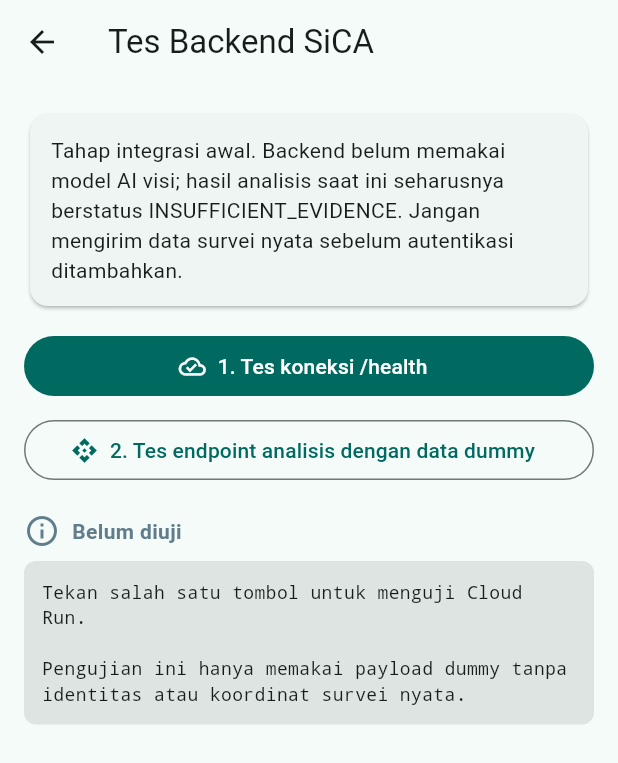
After one commit to anatrammidak-star/hidro-surveyor, a Flutter app: the screen it shows after launch, after a tap on the "cloud" icon, on a phone screen of 412 x 824 dp. The commit adds this screen. Shown: the top 763 px of the screen. Run offline on Flutter 3.47's test engine with Material 3 defaults, Android fonts, the phone set to English and light mode, and no system bars; our stand-ins replace camera, file_picker, geolocator, sqflite, video_player; missing offline and left inert: workmanager; accounts and stored records are empty; network calls fail.

Commit message:
Integrate SiCA backend and update APK workflow

```diff
--- /dev/null
+++ b/lib/screens/backend_test_screen.dart
@@ -0,0 +1,151 @@
+import 'dart:convert';
+
+import 'package:flutter/material.dart';
+
+import '../services/ai_api_service.dart';
+
+class BackendTestScreen extends StatefulWidget {
+  const BackendTestScreen({super.key});
+
+  @override
+  State<BackendTestScreen> createState() => _BackendTestScreenState();
+}
+
+class _BackendTestScreenState extends State<BackendTestScreen> {
+  final AiApiService _api = AiApiService();
+  bool _busy = false;
+  String _status = 'Belum diuji';
+  String _output = 'Tekan salah satu tombol untuk menguji Cloud Run.\n\n'
+      'Pengujian ini hanya memakai payload dummy tanpa identitas atau koordinat survei nyata.';
+  bool? _ok;
+
+  Future<void> _run({required bool testAnalysis}) async {
+    setState(() {
+      _busy = true;
+      _status = 'Menghubungi backend…';
+      _ok = null;
+      _output = '';
+    });
+    try {
+      final result = testAnalysis
+          ? await _api.analyze({
+              'contract_version': '1.0',
+              'survey': {
+                'local_id': 'SICA-APP-CONNECTION-TEST',
+                'survey_mode': 'DISCHARGE_ONLY',
+                'gps': {
+                  'latitude': null,
+                  'longitude': null,
+                  'altitude_m': null,
+                },
+                'field_input': {
+                  'river_width_m': null,
+                  'depth_estimate_m': null,
+                  'surface_velocity_mps': null,
+                  'gross_head_m': null,
+                },
+                'media': [],
+              },
+            })
+          : await _api.checkHealth();
+      if (!mounted) return;
+      setState(() {
+        _busy = false;
+        _ok = true;
+        _status = testAnalysis
+            ? 'Koneksi API dan kontrak analisis berhasil'
+            : 'Backend aktif';
+        _output = const JsonEncoder.withIndent('  ').convert(result);
+      });
+    } catch (e) {
+      if (!mounted) return;
+      setState(() {
+        _busy = false;
+        _ok = false;
+        _status = 'Pengujian gagal';
+        _output = e.toString();
+      });
+    }
+  }
+
+  @override
+  void dispose() {
+    _api.close();
+    super.dispose();
+  }
+
+  @override
+  Widget build(BuildContext context) {
+    final statusColor = _ok == null
+        ? Colors.blueGrey
+        : (_ok! ? Colors.green.shade700 : Colors.red.shade700);
+    return Scaffold(
+      appBar: AppBar(title: const Text('Tes Backend SiCA')),
+      body: ListView(
+        padding: const EdgeInsets.all(16),
+        children: [
+          const Card(
+            child: Padding(
+              padding: EdgeInsets.all(14),
+              child: Text(
+                'Tahap integrasi awal. Backend belum memakai model AI visi; '
+                'hasil analisis saat ini seharusnya berstatus INSUFFICIENT_EVIDENCE. '
+                'Jangan mengirim data survei nyata sebelum autentikasi ditambahkan.',
+              ),
+            ),
+          ),
+          const SizedBox(height: 12),
+          FilledButton.icon(
+            onPressed: _busy ? null : () => _run(testAnalysis: false),
+            icon: const Icon(Icons.cloud_done_outlined),
+            label: const Text('1. Tes koneksi /health'),
+          ),
+          const SizedBox(height: 8),
+          OutlinedButton.icon(
+            onPressed: _busy ? null : () => _run(testAnalysis: true),
+            icon: const Icon(Icons.api),
+            label: const Text('2. Tes endpoint analisis dengan data dummy'),
+          ),
+          if (_busy) ...[
+            const SizedBox(height: 18),
+            const Center(child: CircularProgressIndicator()),
+          ],
+          const SizedBox(height: 18),
+          Row(
+            children: [
+              Icon(
+                _ok == null
+                    ? Icons.info_outline
+                    : (_ok! ? Icons.check_circle_outline : Icons.error_outline),
+                color: statusColor,
+              ),
+              const SizedBox(width: 8),
+              Expanded(
+                child: Text(
+                  _status,
+                  style: TextStyle(
+                    fontWeight: FontWeight.w700,
+                    color: statusColor,
+                  ),
+                ),
+              ),
+            ],
+          ),
+          const SizedBox(height: 8),
+          Container(
+            width: double.infinity,
+            padding: const EdgeInsets.all(12),
+            decoration: BoxDecoration(
+              color: Theme.of(context).colorScheme.surfaceContainerHighest,
+              borderRadius: BorderRadius.circular(8),
+            ),
+            child: SelectableText(
+              _output,
+              style: const TextStyle(fontFamily: 'monospace', fontSize: 12),
+            ),
+          ),
+        ],
+      ),
+    );
+  }
+}
--- a/lib/screens/expedition_screen.dart
+++ b/lib/screens/expedition_screen.dart
@@ -4,6 +4,7 @@ import 'package:flutter/material.dart';
 import '../services/local_database.dart';
 import 'survey_form_screen.dart';
 import 'survey_result_screen.dart';
+import 'backend_test_screen.dart';
 
 class ExpeditionScreen extends StatefulWidget {
   const ExpeditionScreen({super.key});
@@ -124,6 +125,17 @@ class _ExpeditionScreenState extends State<ExpeditionScreen> {
           'SiCA - Survei Cepat Air',
         ),
         actions: [
+          IconButton(
+            tooltip: 'Tes Backend SiCA',
+            icon: const Icon(Icons.cloud_outlined),
+            onPressed: () {
+              Navigator.of(context).push(
+                MaterialPageRoute(
+                  builder: (_) => const BackendTestScreen(),
+                ),
+              );
+            },
+          ),
           IconButton(
             tooltip: 'Keluar',
             icon: const Icon(
--- /dev/null
+++ b/lib/services/ai_api_service.dart
@@ -0,0 +1,68 @@
+import 'dart:async';
+import 'dart:convert';
+
+import 'package:http/http.dart' as http;
+
+/// Client untuk API SiCA AI Backend di Cloud Run.
+/// Gunakan hanya data uji sampai autentikasi backend diterapkan.
+class AiApiService {
+  AiApiService({http.Client? client}) : _client = client ?? http.Client();
+
+  static const String baseUrl =
+      'https://sica-ai-backend-116632445268.asia-southeast2.run.app';
+  static const Duration _timeout = Duration(seconds: 20);
+
+  final http.Client _client;
+
+  Future<Map<String, dynamic>> checkHealth() async {
+    final response = await _client
+        .get(Uri.parse('$baseUrl/health'))
+        .timeout(_timeout);
+    return _decodeResponse(response);
+  }
+
+  /// Mengirim payload analisis. Jangan kirim foto/video lokal melalui local_path;
+  /// backend belum memiliki endpoint upload media.
+  Future<Map<String, dynamic>> analyze(
+    Map<String, dynamic> payload,
+  ) async {
+    final response = await _client
+        .post(
+          Uri.parse('$baseUrl/api/v1/analyze'),
+          headers: const {'Content-Type': 'application/json'},
+          body: jsonEncode(payload),
+        )
+        .timeout(_timeout);
+    return _decodeResponse(response);
+  }
+
+  Map<String, dynamic> _decodeResponse(http.Response response) {
+    dynamic decoded;
+    try {
+      decoded = jsonDecode(response.body);
+    } on FormatException {
+      throw AiApiException(
+        'Server mengirim respons yang bukan JSON (HTTP ${response.statusCode}).',
+      );
+    }
+
+    if (response.statusCode < 200 || response.statusCode >= 300) {
+      throw AiApiException(
+        'Permintaan gagal (HTTP ${response.statusCode}): ${decoded is Map ? decoded['detail'] ?? response.body : response.body}',
+      );
+    }
+    if (decoded is! Map<String, dynamic>) {
+      throw AiApiException('Format respons server tidak sesuai.');
+    }
+    return decoded;
+  }
+
+  void close() => _client.close();
+}
+
+class AiApiException implements Exception {
+  AiApiException(this.message);
+  final String message;
+  @override
+  String toString() => message;
+}
```
Also changed, not shown: lib/screens/survey_form_screen.dart (+3 -5 lines), pubspec.yaml (+4 -4 lines), pubspec.lock (added), 2 other files.
